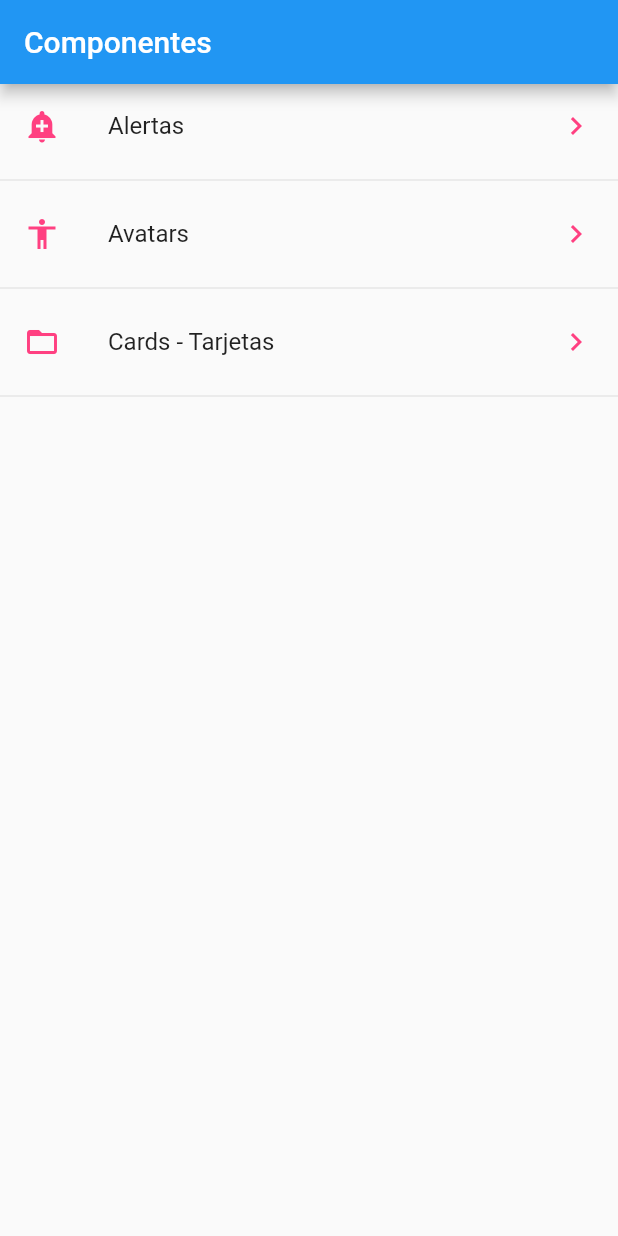
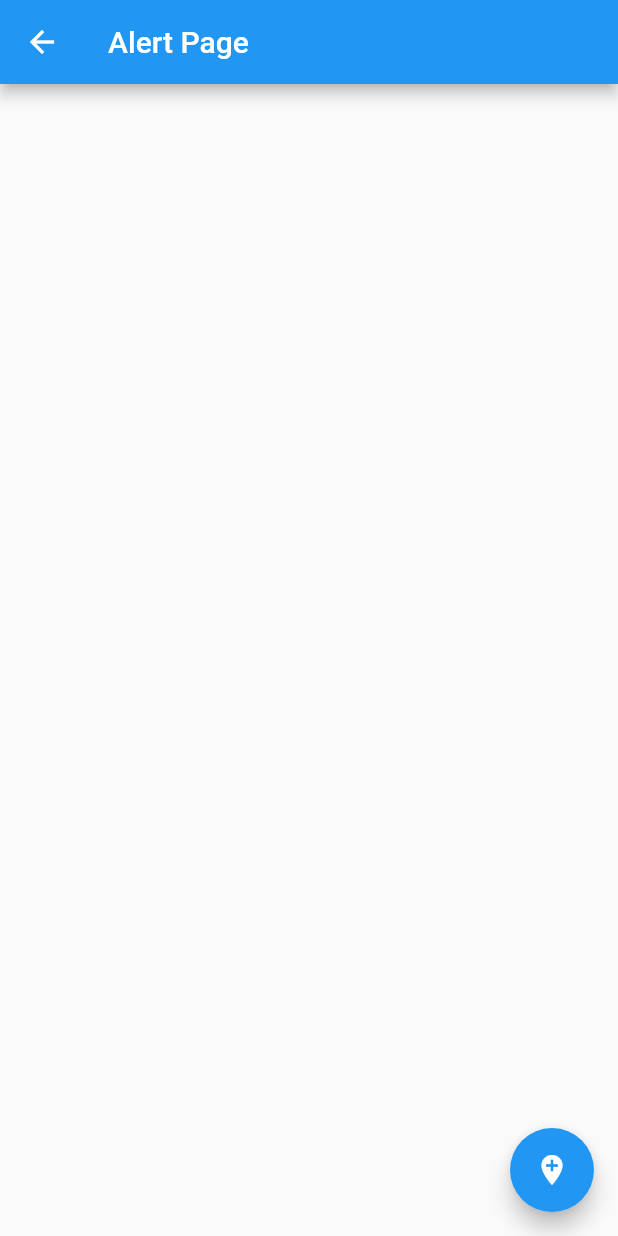
Before and after one commit to HildaPech/F-ComponontesFlutter, a Flutter app: the screen it shows after launch, after a tap on "Alertas", on a phone screen of 412 x 824 dp. Run offline on Flutter 3.47's test engine with Material 2 defaults, Android fonts, the phone set to English and light mode, and no system bars.

Commit message:
video13_Navegar a una nueva pantalla en Flutter

```diff
--- /dev/null
+++ b/lib/src/pages/alert_page.dart
@@ -0,0 +1,19 @@
+import 'package:flutter/material.dart';
+
+class AlertPage extends StatelessWidget {
+  @override
+  Widget build(BuildContext context) {
+    return Scaffold(
+      appBar: AppBar(
+        title: Text('Alert Page'),
+      ),
+      floatingActionButton: FloatingActionButton(
+        child: Icon(Icons.add_location),
+        onPressed: (){
+          Navigator.pop(context);
+        },
+      ),
+
+    );
+  }
+}
--- a/lib/src/pages/home_page.dart
+++ b/lib/src/pages/home_page.dart
@@ -1,6 +1,7 @@
+import 'package:flutter/material.dart';
+import 'package:componentes/src/pages/alert_page.dart';
 import 'package:componentes/src/providers/menu_provider.dart';
 import 'package:componentes/src/utils/icono_string_util.dart';
-import 'package:flutter/material.dart';
 
 class HomePage extends StatelessWidget {
   @override
@@ -19,12 +20,12 @@ class HomePage extends StatelessWidget {
       initialData: [],
       builder: (context, AsyncSnapshot<List<dynamic>> snapshot) {
         return ListView(
-          children: _listaItems(snapshot.data!),
+          children: _listaItems(snapshot.data!, context),
         );
       },
     );
   }
-  List<Widget> _listaItems(List<dynamic> data) {
+  List<Widget> _listaItems(List<dynamic> data, BuildContext context) {
     final List<Widget> opciones = [];
     data.forEach((opt) {
       final widgetTemp = ListTile(
@@ -35,7 +36,12 @@ class HomePage extends StatelessWidget {
           Icons.keyboard_arrow_right,
           color: Colors.pinkAccent,
         ),
-        onTap: () {},
+        onTap: () {
+          final route = MaterialPageRoute(
+            builder: (context)=>AlertPage()
+          );
+          Navigator.push(context, route);
+        },
       );
       opciones
         ..add(widgetTemp)
```
Also changed, not shown: lib/src/pages/avatar_page.dart (added, +12 -0 lines).
